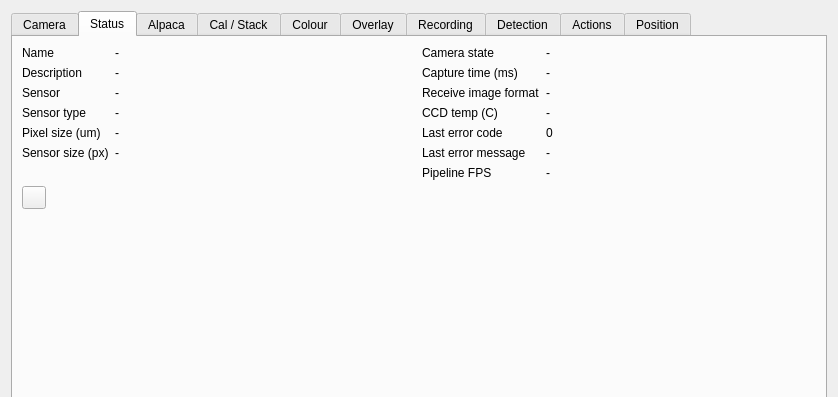
Before: the Qt Designer form plugins/feature/camera/camerasettingsdialog.ui in srcejon/sdrangel, drawn with Qt 5; both pictures show x 0 to 838 and y 0 to 397 of the 838 by 1192 pixel window.
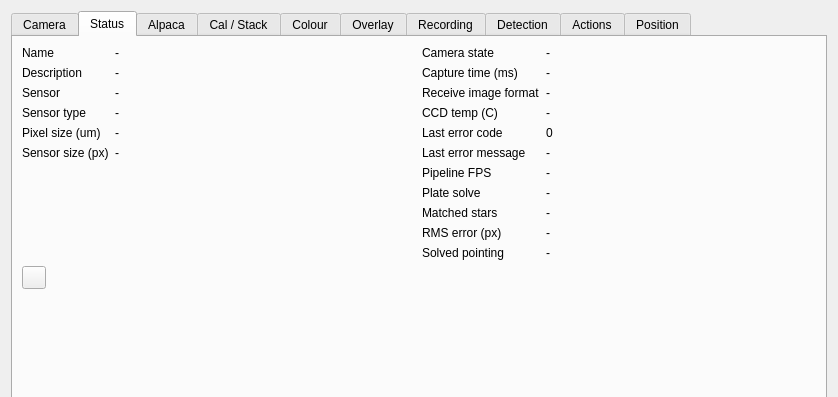
After: the same form once the commit is applied. The open tabs and pages were chosen to show the change. Icons and pictures are not drawn. Custom widgets are drawn as their Qt base class.

Commit message: Enhance camera plate solver catalogs

Diff of the .ui file:
```diff
--- a/plugins/feature/camera/camerasettingsdialog.ui
+++ b/plugins/feature/camera/camerasettingsdialog.ui
@@ -941,6 +941,65 @@
              </property>
             </widget>
            </item>
+           <item row="7" column="0">
+            <widget class="QLabel" name="plateSolveStatusTextLabel">
+             <property name="text">
+              <string>Plate solve</string>
+             </property>
+            </widget>
+           </item>
+           <item row="7" column="1">
+            <widget class="QLabel" name="plateSolveStatusLabel">
+             <property name="text">
+              <string>-</string>
+             </property>
+            </widget>
+           </item>
+           <item row="8" column="0">
+            <widget class="QLabel" name="plateSolveMatchesTextLabel">
+             <property name="text">
+              <string>Matched stars</string>
+             </property>
+            </widget>
+           </item>
+           <item row="8" column="1">
+            <widget class="QLabel" name="plateSolveMatchesLabel">
+             <property name="text">
+              <string>-</string>
+             </property>
+            </widget>
+           </item>
+           <item row="9" column="0">
+            <widget class="QLabel" name="plateSolveRmsTextLabel">
+             <property name="text">
+              <string>RMS error (px)</string>
+             </property>
+            </widget>
+           </item>
+           <item row="9" column="1">
+            <widget class="QLabel" name="plateSolveRmsLabel">
+             <property name="text">
+              <string>-</string>
+             </property>
+            </widget>
+           </item>
+           <item row="10" column="0">
+            <widget class="QLabel" name="plateSolvePointingTextLabel">
+             <property name="text">
+              <string>Solved pointing</string>
+             </property>
+            </widget>
+           </item>
+           <item row="10" column="1">
+            <widget class="QLabel" name="plateSolvePointingLabel">
+             <property name="text">
+              <string>-</string>
+             </property>
+             <property name="wordWrap">
+              <bool>true</bool>
+             </property>
+            </widget>
+           </item>
           </layout>
          </item>
         </layout>
```
Left out of the diff: 37 changed lines with no effect on the pictures. The commit also changes 12 other files.
